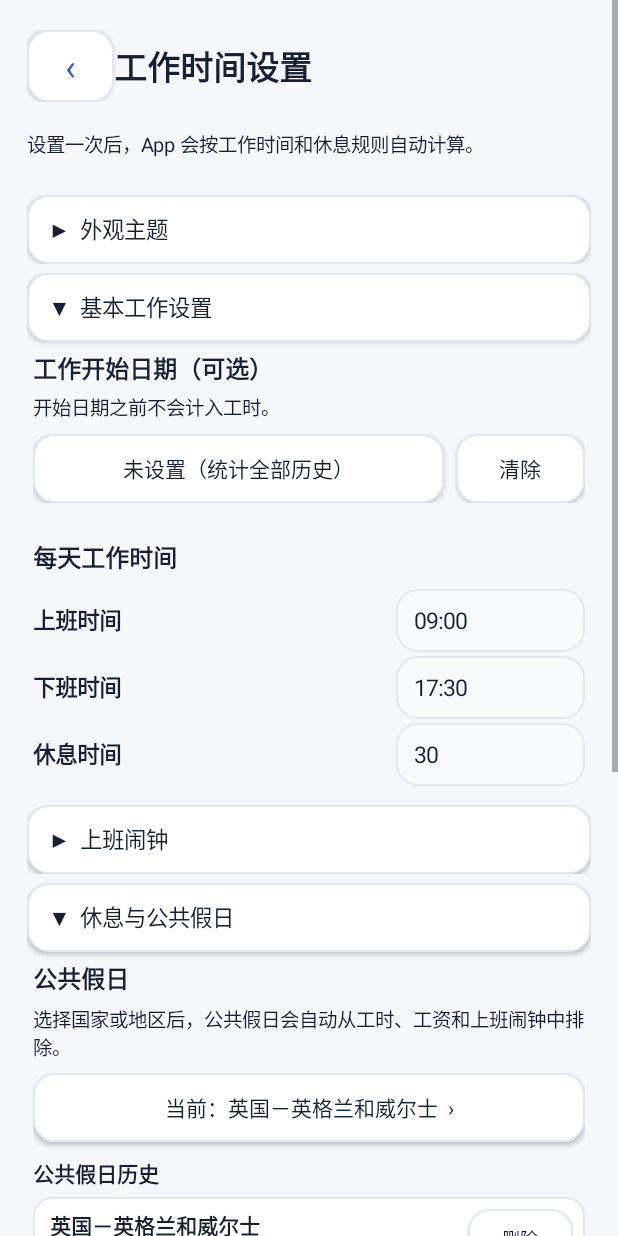
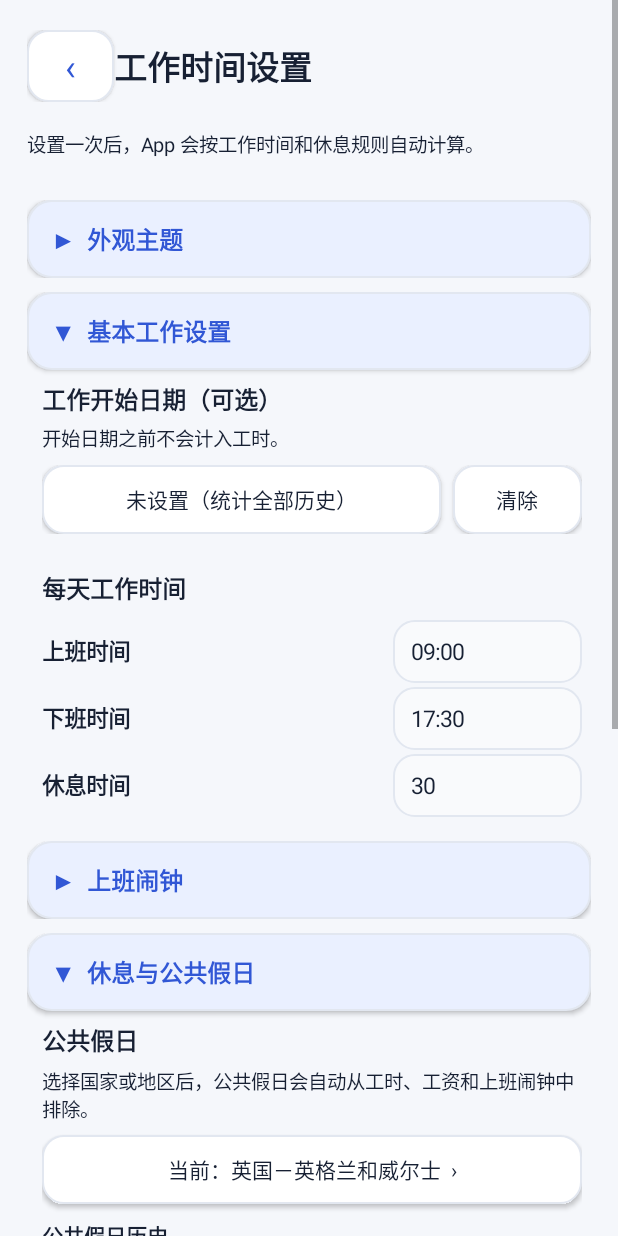
Before and after one commit to yagay/work, an Android app: the SettingsActivity screen opened directly, with no data from a screen before it, on a phone screen of 412 x 824 dp. Run offline under Robolectric (Android 15) with nearby library versions, the phone set to English and light mode, and no system bars.

Commit message:
Improve settings menu hierarchy

```diff
--- a/app/src/main/java/com/example/workhours/SettingsActivity.java
+++ b/app/src/main/java/com/example/workhours/SettingsActivity.java
@@ -54,6 +54,7 @@ public class SettingsActivity extends Activity {
     private static final int UI_BODY_SP = 13;
     private static final int UI_ROW_DP = 42;
     private static final int UI_ACTION_DP = 46;
+    private static final int UI_PRIMARY_MENU_DP = 52;
 
     private static final String PREFS = "work_hours_prefs";
     private static final String START_TIME_KEY = "start_time";
@@ -1069,20 +1070,22 @@ public class SettingsActivity extends Activity {
         LinearLayout wrapper = new LinearLayout(this);
         wrapper.setOrientation(LinearLayout.VERTICAL);
         LinearLayout.LayoutParams wrapperParams = new LinearLayout.LayoutParams(-1, -2);
-        wrapperParams.topMargin = dp(6);
+        wrapperParams.topMargin = dp(9);
         root.addView(wrapper, wrapperParams);
 
         Button header = new Button(this);
         header.setAllCaps(false);
-        header.setTextSize(UI_LABEL_SP);
+        header.setTextSize(UI_SECTION_TITLE_SP);
+        header.setTypeface(Typeface.DEFAULT, Typeface.BOLD);
         header.setGravity(Gravity.START | Gravity.CENTER_VERTICAL);
-        header.setPadding(dp(14), 0, dp(14), 0);
-        UiStyle.button(this, header, false);
-        wrapper.addView(header, new LinearLayout.LayoutParams(-1, dp(UI_ACTION_DP)));
+        header.setPadding(dp(16), 0, dp(14), 0);
+        header.setTextColor(UiStyle.PRIMARY);
+        header.setBackground(UiStyle.roundRect(this, UiStyle.PRIMARY_SOFT, 16, UiStyle.BORDER, 1));
+        wrapper.addView(header, new LinearLayout.LayoutParams(-1, dp(UI_PRIMARY_MENU_DP)));
 
         LinearLayout content = new LinearLayout(this);
         content.setOrientation(LinearLayout.VERTICAL);
-        content.setPadding(dp(4), dp(5), dp(4), dp(5));
+        content.setPadding(dp(10), dp(7), dp(6), dp(5));
         wrapper.addView(content, new LinearLayout.LayoutParams(-1, -2));
 
         final boolean[] open = {expanded};
```
